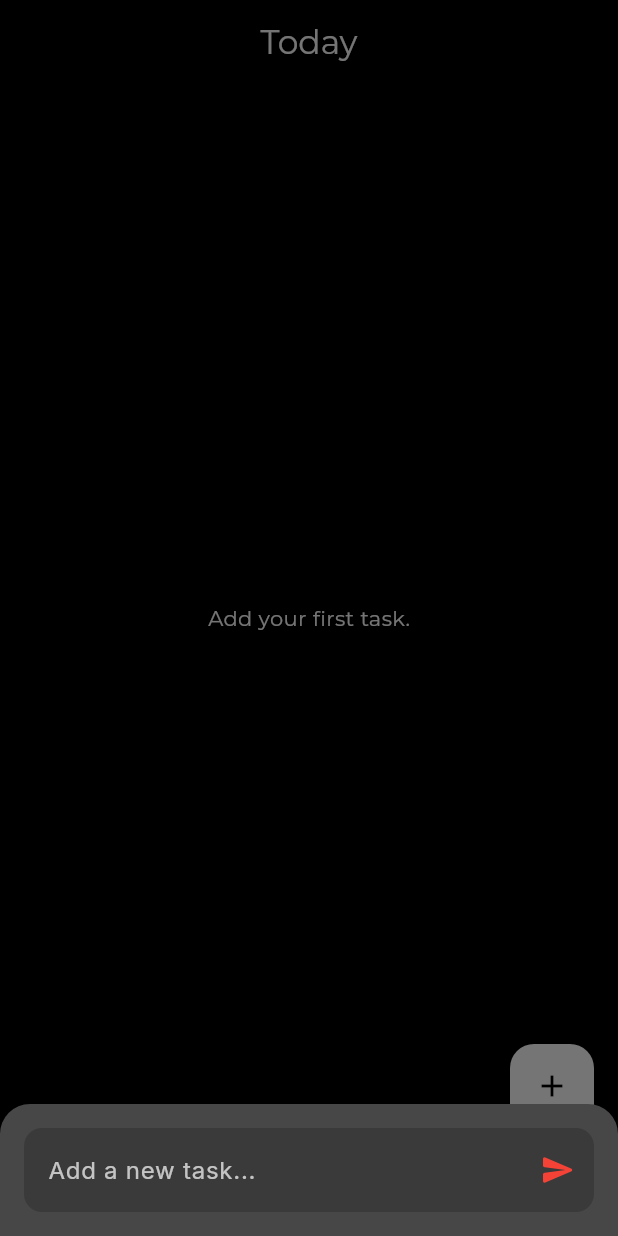
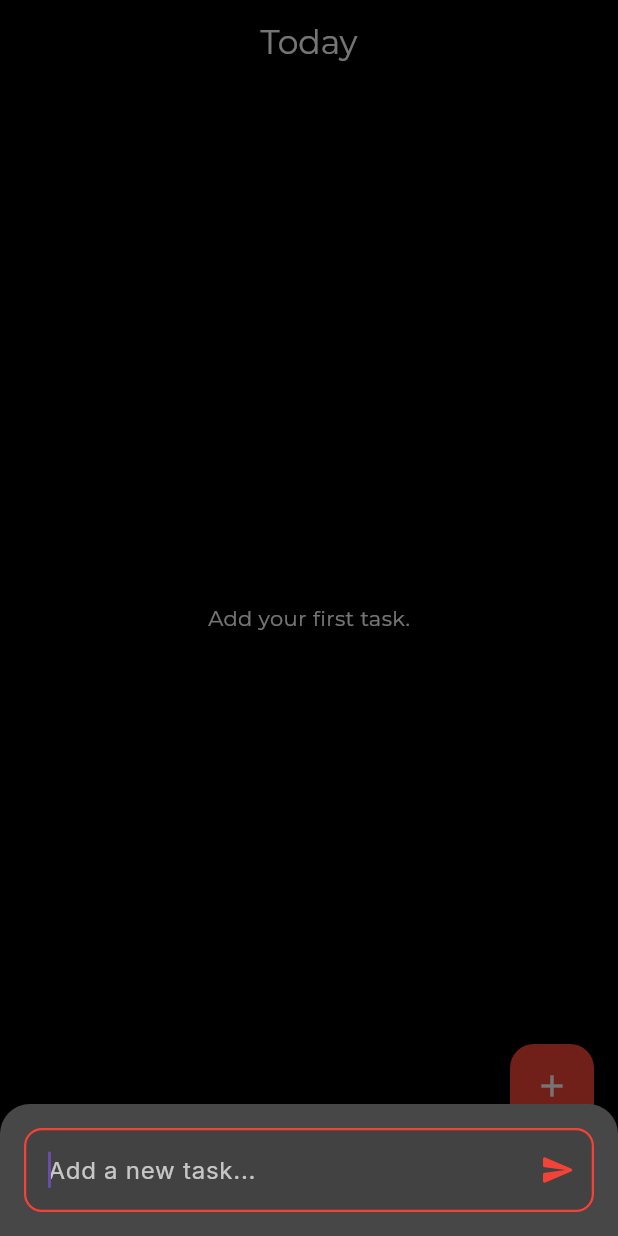
Before and after one commit to Sean-Thomo/flutter_todo_app, a Flutter app: the screen it shows after launch, after a tap on the "add" icon, on a phone screen of 412 x 824 dp. Run offline on Flutter 3.47's test engine with Material 3 defaults, Android fonts, the phone set to English and light mode, and no system bars; our stand-ins replace google_fonts.

```diff
--- a/lib/main.dart
+++ b/lib/main.dart
@@ -1,6 +1,6 @@
 import 'package:flutter/material.dart';
 import 'screens/home_screen_widget.dart';
-import 'screens/inbox_screen_widget.dart';
+import 'screens/timer_screen_widget.dart';
 import 'screens/search_screen_widget.dart';
 
 void main() {
@@ -32,7 +32,7 @@ class MyHomePage extends StatefulWidget {
 class _MyHomePageState extends State<MyHomePage> {
   int _selectedWidget = 0;
 
-  final List<Widget> _screens = [HomeWidget(), SearchScreen(), InboxScreen()];
+  final List<Widget> _screens = [HomeWidget(), SearchScreen(), TimerScreen()];
 
   void _widgetTapped(int index) {
     setState(() {
@@ -51,10 +51,10 @@ class _MyHomePageState extends State<MyHomePage> {
         unselectedItemColor: Colors.white,
         selectedFontSize: 0,
         unselectedFontSize: 0,
-        items: const [
-          BottomNavigationBarItem(icon: Icon(Icons.home), label: ''),
-          BottomNavigationBarItem(icon: Icon(Icons.search), label: ''),
-          BottomNavigationBarItem(icon: Icon(Icons.inbox), label: ''),
+        items: [
+          const BottomNavigationBarItem(icon: Icon(Icons.home), label: ''),
+          BottomNavigationBarItem(icon: const Icon(Icons.search), label: ''),
+          const BottomNavigationBarItem(icon: Icon(Icons.timer), label: ''),
         ],
         currentIndex: _selectedWidget,
         onTap: _widgetTapped,
--- a/lib/screens/home_screen_widget.dart
+++ b/lib/screens/home_screen_widget.dart
@@ -39,8 +39,8 @@ class _HomeWidgetState extends State<HomeWidget> {
       ),
       body: _tasks.isEmpty ? const EmptyState() : TaskList(tasks: _tasks),
       floatingActionButton: FloatingActionButton(
-        backgroundColor: Colors.white,
-        foregroundColor: Colors.black,
+        backgroundColor: Colors.red,
+        foregroundColor: Colors.white,
         onPressed: _openAddItemWidget,
         tooltip: 'Add Item',
         child: const Icon(Icons.add),
@@ -70,6 +70,7 @@ class AddTaskSheet extends StatelessWidget {
           mainAxisSize: MainAxisSize.min,
           children: [
             TextField(
+              autofocus: true,
               controller: controller,
               style: GoogleFonts.inter(
                 color: Colors.white,
@@ -82,7 +83,7 @@ class AddTaskSheet extends StatelessWidget {
                   fontWeight: FontWeight.w400,
                 ),
                 filled: true,
-                fillColor: const Color.fromARGB(255, 58, 58, 58),
+                fillColor: Colors.grey[800],
                 border: OutlineInputBorder(
                   borderRadius: BorderRadius.circular(12),
                   borderSide: BorderSide.none,
@@ -93,10 +94,7 @@ class AddTaskSheet extends StatelessWidget {
                 ),
                 focusedBorder: OutlineInputBorder(
                   borderRadius: BorderRadius.circular(12),
-                  borderSide: const BorderSide(
-                    color: Color(0xFF636366),
-                    width: 1.5,
-                  ),
+                  borderSide: const BorderSide(color: Colors.red, width: 1.5),
                 ),
                 suffixIcon: IconButton(
                   icon: const Icon(Icons.send_rounded, color: Colors.red),
@@ -104,6 +102,7 @@ class AddTaskSheet extends StatelessWidget {
                     if (controller.text.isNotEmpty) {
                       onSave(controller.text);
                       controller.clear();
+                      Navigator.pop(context);
                     }
                   },
                 ),
@@ -112,6 +111,7 @@ class AddTaskSheet extends StatelessWidget {
                 if (value.isNotEmpty) {
                   onSave(value);
                   controller.clear();
+                  Navigator.pop(context);
                 }
               },
             ),
```
Also changed, not shown: lib/screens/search_screen_widget.dart (+84 -4 lines), lib/screens/timer_screen_widget.dart (renamed from lib/screens/inbox_screen_widget.dart, +6 -6 lines).
